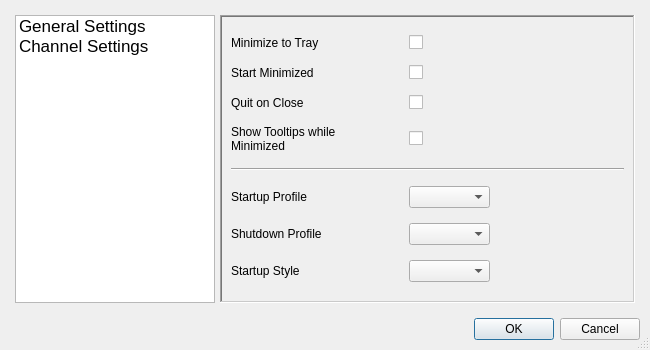
Shub77/phoebetria-code, file gui_preferences.ui: the form before one commit.
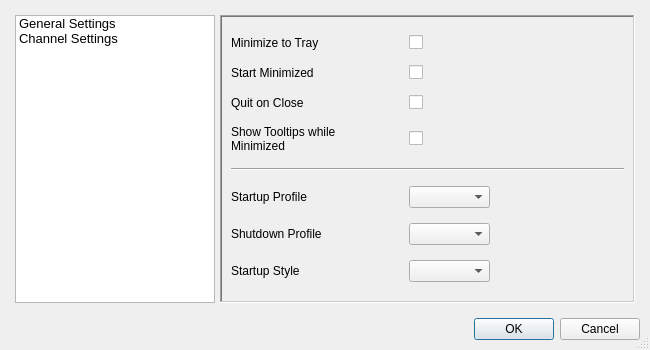
The form after the commit. Icons and pictures are not drawn.

Commit message: Altered preferences formatting some more.

Diff of the .ui file:
```diff
--- a/gui_preferences.ui
+++ b/gui_preferences.ui
@@ -78,7 +78,7 @@
        </property>
        <property name="font">
         <font>
-         <pointsize>13</pointsize>
+         <pointsize>10</pointsize>
         </font>
        </property>
        <property name="iconSize">
@@ -87,6 +87,9 @@
          <height>35</height>
         </size>
        </property>
+       <property name="spacing">
+        <number>10</number>
+       </property>
        <item>
         <property name="text">
          <string>General Settings</string>
```
